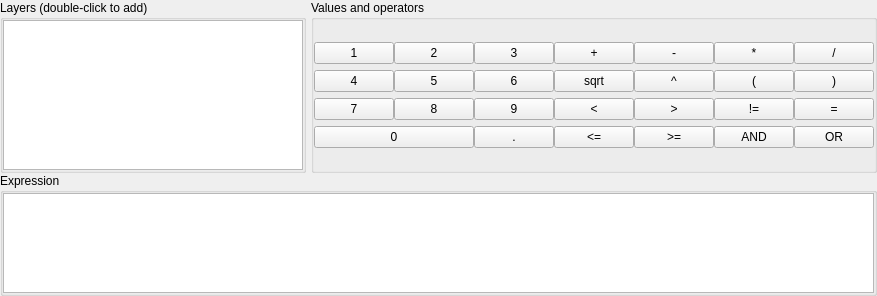
Above: python/plugins/processing/algs/qgis/ui/ExpressionWidget.ui from carsmie/QGIS before the change. Below: the same form after it.
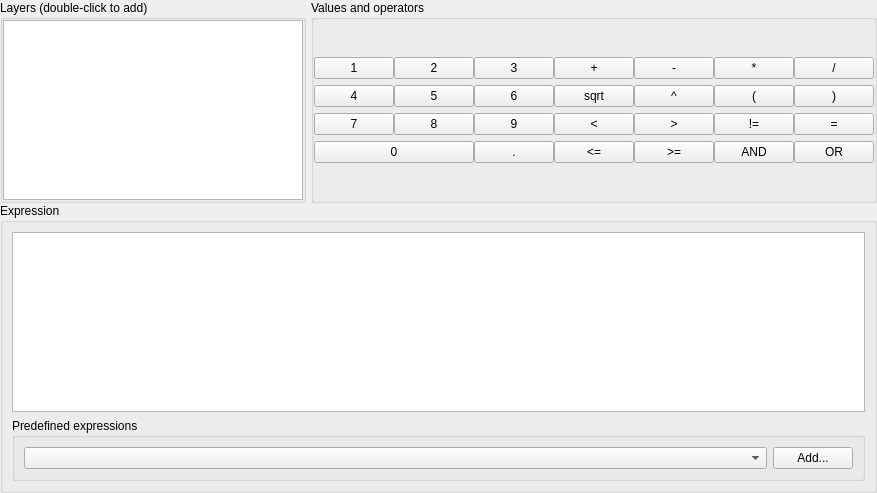
That is the form after the change.

Commit message: [processing] added predefined expressions to raster calculator

Diff of the .ui file:
```diff
--- a/python/plugins/processing/algs/qgis/ui/ExpressionWidget.ui
+++ b/python/plugins/processing/algs/qgis/ui/ExpressionWidget.ui
@@ -7,7 +7,7 @@
     <x>0</x>
     <y>0</y>
     <width>644</width>
-    <height>296</height>
+    <height>493</height>
    </rect>
   </property>
   <property name="windowTitle">
@@ -343,9 +343,6 @@
       <string>Expression</string>
      </property>
      <layout class="QVBoxLayout" name="verticalLayout_2">
-      <property name="margin">
-       <number>0</number>
-      </property>
       <item>
        <widget class="QPlainTextEdit" name="text">
         <property name="sizePolicy">
@@ -362,6 +359,34 @@
         </property>
        </widget>
       </item>
+      <item>
+       <widget class="QGroupBox" name="groupBox_2">
+        <property name="title">
+         <string>Predefined expressions</string>
+        </property>
+        <layout class="QHBoxLayout" name="horizontalLayout">
+         <item>
+          <widget class="QComboBox" name="comboPredefined"/>
+         </item>
+         <item>
+          <widget class="QPushButton" name="buttonAddPredefined">
+           <property name="sizePolicy">
+            <sizepolicy hsizetype="Fixed" vsizetype="Fixed">
+             <horstretch>0</horstretch>
+             <verstretch>0</verstretch>
+            </sizepolicy>
+           </property>
+           <property name="text">
+            <string>Add...</string>
+           </property>
+          </widget>
+         </item>
+        </layout>
+        <zorder>buttonAddPredefined</zorder>
+        <zorder>buttonAddPredefined</zorder>
+        <zorder>comboPredefined</zorder>
+       </widget>
+      </item>
      </layout>
     </widget>
    </item>
```
The commit also changes 1 other file.
